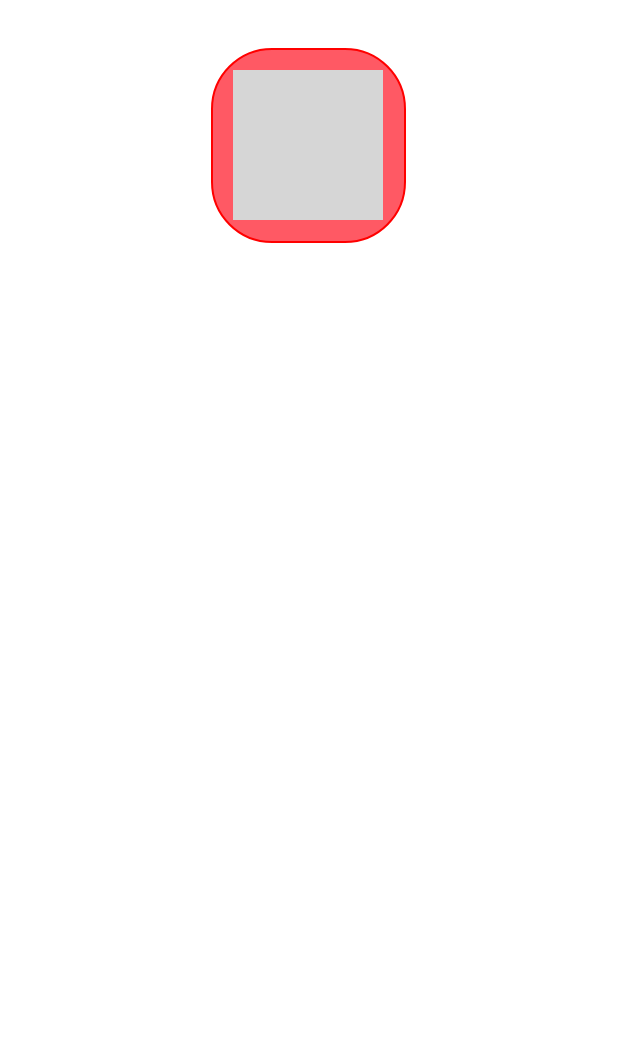
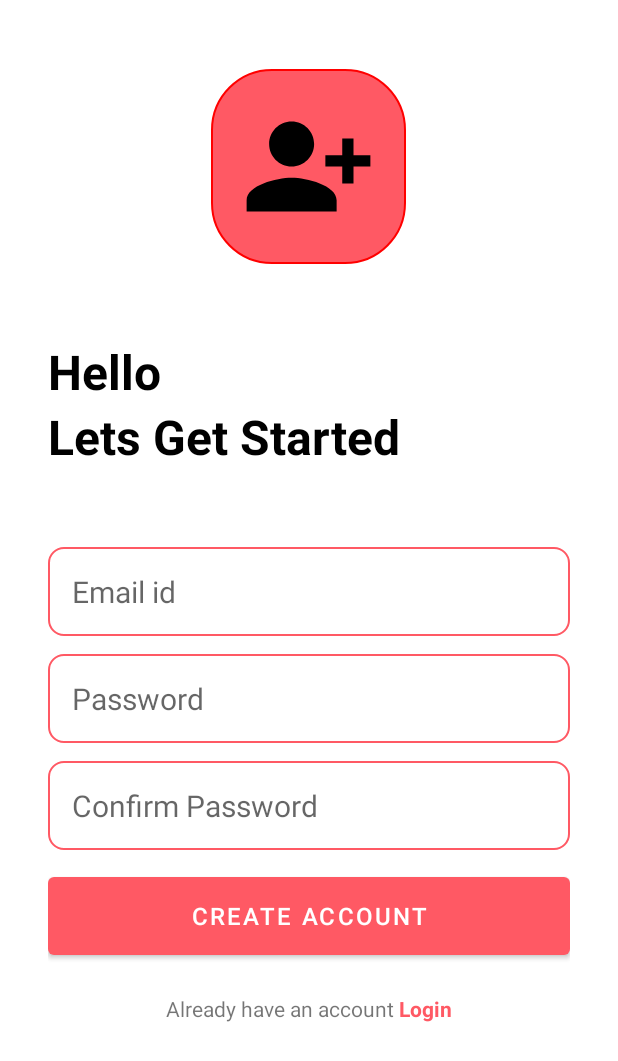
Before and after one commit to Jerald-Joyson/Simple_Notes_App, an Android app: the screen it shows after launch (CreateAccountActivity), on a phone screen of 412 x 824 dp. Shown: the top 1061 px of the screen. Run offline under Robolectric (Android 15) with nearby library versions, the phone set to English and light mode, and no system bars; grey boxes are pictures that could not be loaded.

Commit message:
sign in page is set

```diff
--- a/app/src/main/res/layout/activity_create_account.xml
+++ b/app/src/main/res/layout/activity_create_account.xml
@@ -4,22 +4,127 @@
     xmlns:tools="http://schemas.android.com/tools"
     android:layout_width="match_parent"
     android:layout_height="match_parent"
+    android:layout_marginVertical="16dp"
+    android:layout_marginHorizontal="32dp"
     tools:context=".CreateAccountActivity">
 
     <LinearLayout
+        android:id="@+id/firstLayout"
         android:layout_width="130dp"
         android:layout_height="130dp"
         android:layout_centerHorizontal="true"
-        android:layout_marginVertical="32dp"
+        android:layout_marginVertical="30dp"
         android:gravity="center"
         android:orientation="vertical"
         android:background="@drawable/btn_rounded_corner">
         <ImageView
-            android:layout_width="100dp"
-            android:layout_height="100dp"
-            android:src="@drawable/img"/>
+            android:layout_width="90dp"
+            android:layout_height="90dp"
+            android:src="@drawable/signin"/>
+    </LinearLayout>
+
+    <LinearLayout
+        android:id="@+id/secondLayout"
+        android:layout_width="match_parent"
+        android:layout_height="wrap_content"
+        android:layout_below="@id/firstLayout"
+        android:layout_marginVertical="20dp"
+        android:gravity="center"
+        android:orientation="vertical">
+
+        <TextView
+            android:layout_width="match_parent"
+            android:layout_height="wrap_content"
+            android:text="Hello"
+            android:textSize="32dp"
+            android:textColor="@color/black"
+            android:textStyle="bold"/>
+
+        <TextView
+            android:layout_width="match_parent"
+            android:layout_height="wrap_content"
+            android:text="Lets Get Started"
+            android:textSize="32dp"
+            android:textColor="@color/black"
+            android:textStyle="bold"/>
+
+    </LinearLayout>
+    <LinearLayout
+        android:layout_width="match_parent"
+        android:id="@+id/form_layout"
+        android:layout_height="wrap_content"
+        android:layout_marginVertical="20dp"
+        android:layout_below="@id/secondLayout"
+        android:orientation="vertical">
+
+        <EditText
+            android:id="@+id/email_edit_text"
+            android:layout_width="match_parent"
+            android:layout_height="wrap_content"
+            android:inputType="textEmailAddress"
+            android:hint="Email id"
+            android:textSize="20sp"
+            android:background="@drawable/rounded_corner"
+            android:padding="16dp"
+            android:layout_marginTop="12dp"/>
+
+        <EditText
+            android:id="@+id/password_edit_text"
+            android:layout_width="match_parent"
+            android:layout_height="wrap_content"
+            android:inputType="textPassword"
+            android:hint="Password"
+            android:textSize="20sp"
+            android:background="@drawable/rounded_corner"
+            android:padding="16dp"
+            android:layout_marginTop="12dp"/>
+        <EditText
+            android:id="@+id/confirm_password_edit_text"
+            android:layout_width="match_parent"
+            android:layout_height="wrap_content"
+            android:inputType="textPassword"
+            android:hint="Confirm Password"
+            android:textSize="20sp"
+            android:background="@drawable/rounded_corner"
+            android:padding="16dp"
+            android:layout_marginTop="12dp"/>
+
+        <com.google.android.material.button.MaterialButton
+            android:layout_width="match_parent"
+            android:layout_height="64dp"
+            android:id="@+id/create_acount_btn"
+            android:text="Create Account"
+            android:layout_marginTop="12dp"
+            android:textSize="16sp"
+            />
+        <ProgressBar
+            android:layout_width="24dp"
+            android:layout_height="64dp"
+            android:layout_gravity="center"
+            android:layout_marginTop="12dp"
+            android:visibility="gone"
+            android:id="@+id/progress_bar"/>
+
+    </LinearLayout>
+    <LinearLayout
+        android:layout_width="match_parent"
+        android:layout_height="wrap_content"
+        android:layout_below="@id/form_layout"
+        android:orientation="horizontal"
+        android:gravity="center">
+        <TextView
+            android:layout_width="wrap_content"
+            android:layout_height="wrap_content"
+            android:text="Already have an account "/>
+        <TextView
+            android:layout_width="wrap_content"
+            android:layout_height="wrap_content"
+            android:textColor="@color/my_primary"
+            android:textStyle="bold"
+            android:id="@+id/login_text_view_btn"
+            android:text="Login"/>
+
     </LinearLayout>
 
 
-
 </RelativeLayout>
```
